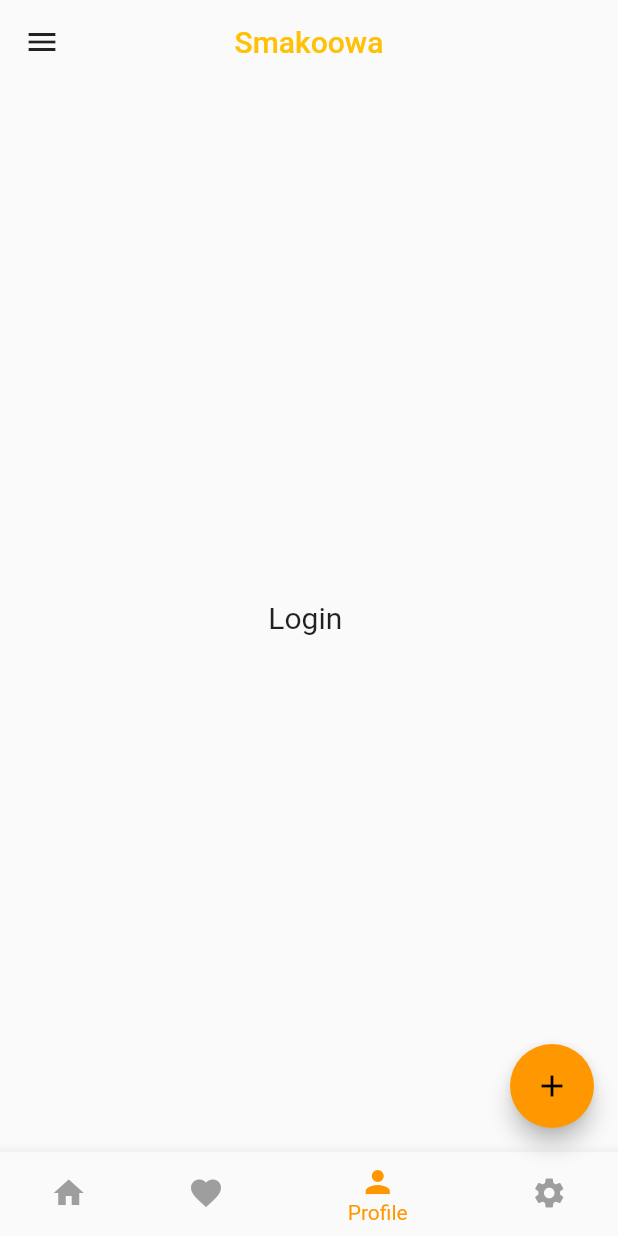
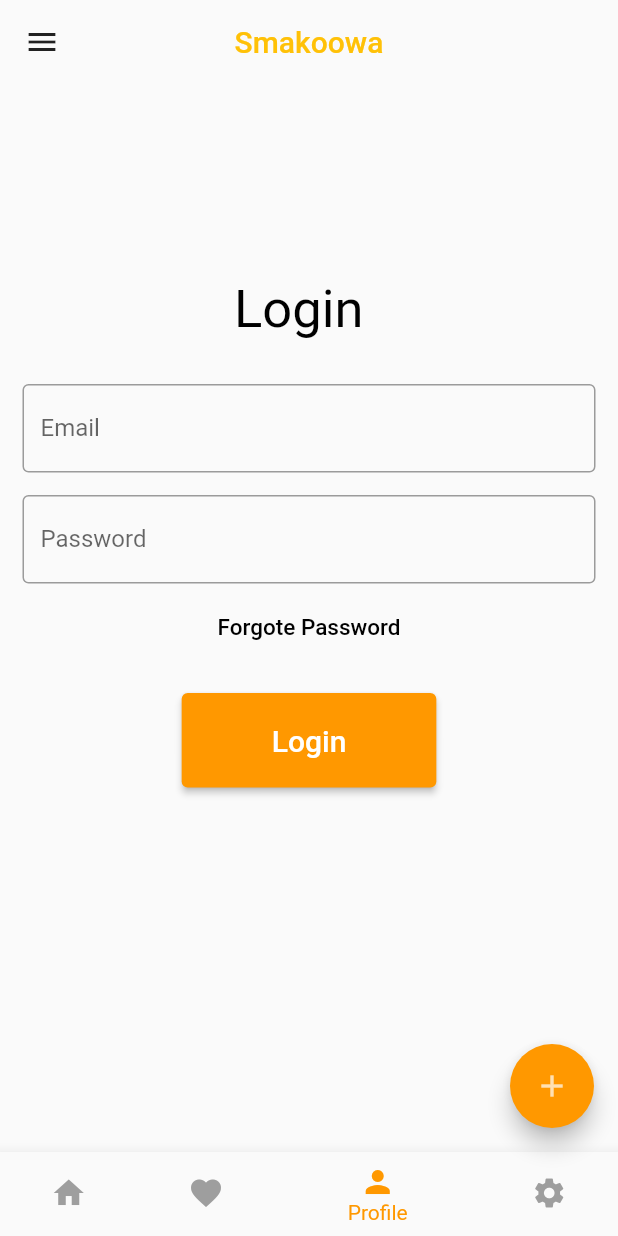
Before and after one commit to SmaqwaTeam/Smakoowa_Mobile, a Flutter app: the screen it shows after launch, item 3 of the bottom bar chosen, on a phone screen of 412 x 824 dp. Run offline on Flutter 3.47's test engine with Material 2 defaults, Android fonts, the phone set to English and light mode, and no system bars; network calls fail.

Commit message:
#5 login page UI main widget color change

```diff
--- a/smakowa/lib/main.dart
+++ b/smakowa/lib/main.dart
@@ -94,7 +94,10 @@ class _MyHomePageState extends State<MyHomePage> {
       floatingActionButton: FloatingActionButton(
         onPressed: () {},
         tooltip: 'Add',
-        child: const Icon(Icons.add),
+        child: const Icon(
+          Icons.add,
+          color: Colors.white70,
+        ),
       ),
       drawer: Drawer(
         child: Text("boo"),
--- /dev/null
+++ b/smakowa/lib/pages/login_page.dart
@@ -0,0 +1,102 @@
+import 'package:flutter/material.dart';
+
+class LoginPage extends StatelessWidget {
+  const LoginPage({super.key});
+
+  @override
+  Widget build(BuildContext context) {
+    return Scaffold(
+      resizeToAvoidBottomInset: false,
+      body: SingleChildScrollView(
+        child: Column(
+          children: [
+            Padding(
+              padding: const EdgeInsets.only(top: 100.0),
+              child: Center(
+                child: Expanded(
+                  child: Container(
+                    height: 100,
+                    width: 100,
+                    padding: EdgeInsets.only(top: 30),
+                    // decoration: BoxDecoration(
+                    //   borderRadius: BorderRadius.circular(15),
+                    // ),
+                    child: const Text(
+                      'Login',
+                      style: TextStyle(
+                        fontSize: 35,
+                        color: Colors.black,
+                      ),
+                    ),
+                  ),
+                ),
+              ),
+            ),
+            Padding(
+              padding: const EdgeInsets.only(
+                left: 15,
+                right: 15,
+                bottom: 15,
+              ),
+              child: const TextField(
+                decoration: InputDecoration(
+                  border: OutlineInputBorder(),
+                  labelText: 'Email',
+                  hintText: 'Enter email address',
+                ),
+              ),
+            ),
+            Padding(
+              padding: const EdgeInsets.only(
+                left: 15,
+                right: 15,
+                bottom: 5,
+              ),
+              child: const TextField(
+                decoration: InputDecoration(
+                  border: OutlineInputBorder(),
+                  labelText: 'Password',
+                  hintText: 'Enter password',
+                ),
+              ),
+            ),
+            TextButton(
+              onPressed: () {
+                //to do forgote password
+              },
+              child: const Text(
+                'Forgote Password',
+                style: TextStyle(
+                  fontSize: 15,
+                  color: Colors.black,
+                ),
+              ),
+            ),
+            SizedBox(
+              height: 20,
+            ),
+            ElevatedButton(
+              onPressed: () {},
+              child: const Text(
+                'Login',
+                style: const TextStyle(
+                  fontSize: 20,
+                  color: Colors.white,
+                ),
+              ),
+              style: ElevatedButton.styleFrom(
+                padding: const EdgeInsets.symmetric(
+                  horizontal: 60,
+                  vertical: 20,
+                ),
+                // shape: RoundedRectangleBorder(
+                //   borderRadius: BorderRadius.circular(8),
+                // ),
+              ),
+            ),
+          ],
+        ),
+      ),
+    );
+  }
+}
--- a/smakowa/lib/pages/profile_page.dart
+++ b/smakowa/lib/pages/profile_page.dart
@@ -1,27 +1,13 @@
 import 'package:flutter/material.dart';
+import 'package:smakowa/pages/login_page.dart';
 
-class ProfilePage extends StatefulWidget {
+class ProfilePage extends StatelessWidget {
   const ProfilePage({super.key});
 
   @override
-  State<ProfilePage> createState() => _ProfilePageState();
-}
-
-class _ProfilePageState extends State<ProfilePage> {
-  @override
   Widget build(BuildContext context) {
     return Scaffold(
-      body: Column(
-        mainAxisAlignment: MainAxisAlignment.center,
-        children: [
-          Center(
-            child: const Text(
-              'Login ',
-              style: TextStyle(fontSize: 20),
-            ),
-          ),
-        ],
-      ),
+      body: LoginPage(),
     );
   }
 }
--- a/smakowa/pubspec.yaml
+++ b/smakowa/pubspec.yaml
@@ -59,8 +59,8 @@ flutter:
   uses-material-design: true
 
   # To add assets to your application, add an assets section, like this:
-  # assets:
-  #   - images/a_dot_burr.jpeg
+  assets:
+    - assets/images/
   #   - images/a_dot_ham.jpeg
 
   # An image asset can refer to one or more resolution-specific "variants", see
```
